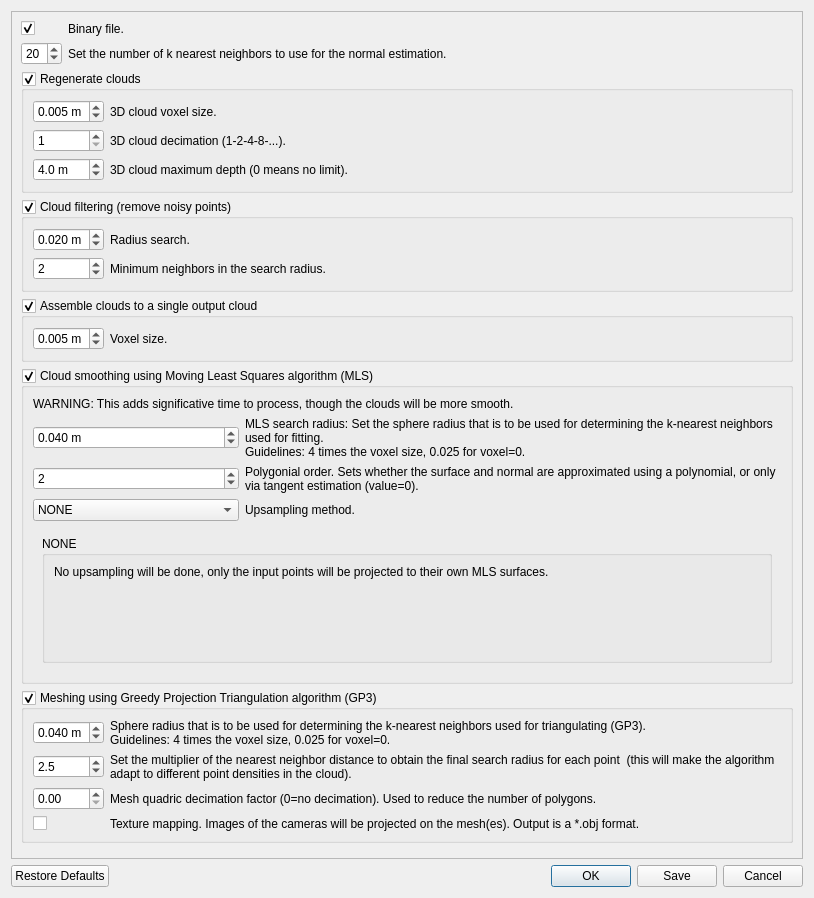
Old version of the form guilib/src/ui/exportCloudsDialog.ui in the repository ros2-gbp/rtabmap-release.
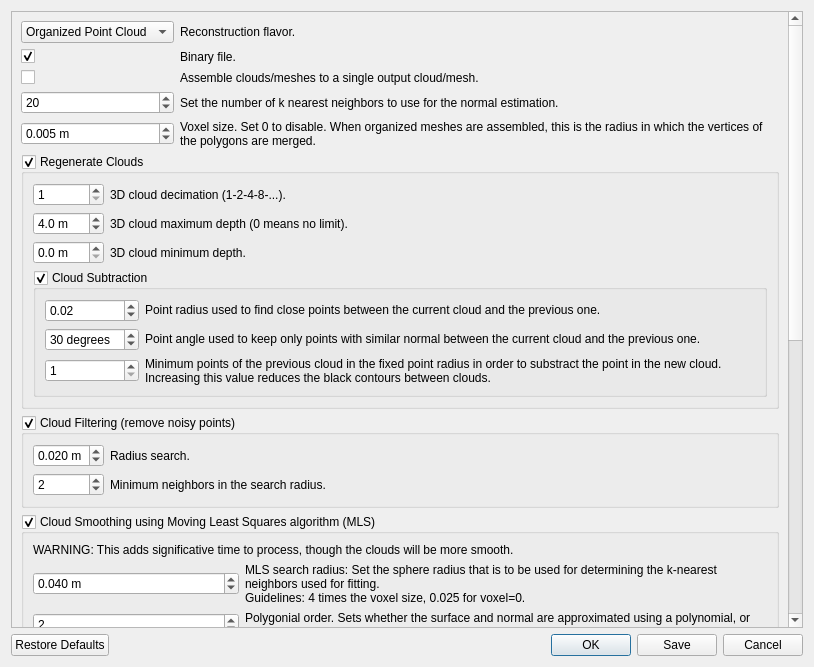
New version of the form.

The edit to the form file:
```diff
--- a/guilib/src/ui/exportCloudsDialog.ui
+++ b/guilib/src/ui/exportCloudsDialog.ui
@@ -7,11 +7,11 @@
     <x>0</x>
     <y>0</y>
     <width>814</width>
-    <height>898</height>
+    <height>667</height>
    </rect>
   </property>
   <property name="windowTitle">
-   <string>Export 3D clouds</string>
+   <string>Export 3D Clouds</string>
   </property>
   <layout class="QVBoxLayout" name="verticalLayout_2" stretch="1,0,0">
    <item>
@@ -23,15 +23,35 @@
       <property name="geometry">
        <rect>
         <x>0</x>
-        <y>-242</y>
-        <width>773</width>
-        <height>1064</height>
+        <y>0</y>
+        <width>778</width>
+        <height>1318</height>
        </rect>
       </property>
       <layout class="QVBoxLayout" name="verticalLayout_13">
        <item>
         <layout class="QGridLayout" name="gridLayout_8" columnstretch="0,1">
-         <item row="0" column="1">
+         <item row="2" column="1">
+          <widget class="QLabel" name="label_binaryFile_2">
+           <property name="text">
+            <string>Assemble clouds/meshes to a single output cloud/mesh.</string>
+           </property>
+           <property name="wordWrap">
+            <bool>true</bool>
+           </property>
+          </widget>
+         </item>
+         <item row="3" column="0">
+          <widget class="QSpinBox" name="spinBox_normalKSearch">
+           <property name="minimum">
+            <number>0</number>
+           </property>
+           <property name="value">
+            <number>20</number>
+           </property>
+          </widget>
+         </item>
+         <item row="1" column="1">
           <widget class="QLabel" name="label_binaryFile">
            <property name="text">
             <string>Binary file.</string>
@@ -41,7 +61,7 @@
            </property>
           </widget>
          </item>
-         <item row="0" column="0">
+         <item row="1" column="0">
           <widget class="QCheckBox" name="checkBox_binary">
            <property name="text">
             <string/>
@@ -51,8 +71,44 @@
            </property>
           </widget>
          </item>
-         <item row="1" column="1">
-          <widget class="QLabel" name="label_111">
+         <item row="2" column="0">
+          <widget class="QCheckBox" name="checkBox_assemble">
+           <property name="text">
+            <string/>
+           </property>
+          </widget>
+         </item>
+         <item row="4" column="1">
+          <widget class="QLabel" name="label_voxel">
+           <property name="text">
+            <string>Voxel size. Set 0 to disable. When organized meshes are assembled, this is the radius in which the vertices of the polygons are merged.</string>
+           </property>
+           <property name="wordWrap">
+            <bool>true</bool>
+           </property>
+          </widget>
+         </item>
+         <item row="4" column="0">
+          <widget class="QDoubleSpinBox" name="doubleSpinBox_voxelSize_assembled">
+           <property name="suffix">
+            <string> m</string>
+           </property>
+           <property name="decimals">
+            <number>3</number>
+           </property>
+           <property name="maximum">
+            <double>1.000000000000000</double>
+           </property>
+           <property name="singleStep">
+            <double>0.010000000000000</double>
+           </property>
+           <property name="value">
+            <double>0.005000000000000</double>
+           </property>
+          </widget>
+         </item>
+         <item row="3" column="1">
+          <widget class="QLabel" name="label_normal">
            <property name="text">
             <string>Set the number of k nearest neighbors to use for the normal estimation.</string>
            </property>
@@ -61,14 +117,25 @@
            </property>
           </widget>
          </item>
-         <item row="1" column="0">
-          <widget class="QSpinBox" name="spinBox_normalKSearch">
-           <property name="minimum">
-            <number>0</number>
+         <item row="0" column="1">
+          <widget class="QLabel" name="label_12">
+           <property name="text">
+            <string>Reconstruction flavor.</string>
            </property>
-           <property name="value">
-            <number>20</number>
-           </property>
+          </widget>
+         </item>
+         <item row="0" column="0">
+          <widget class="QComboBox" name="comboBox_pipeline">
+           <item>
+            <property name="text">
+             <string>Organized Point Cloud</string>
+            </property>
+           </item>
+           <item>
+            <property name="text">
+             <string>Dense Point Cloud</string>
+            </property>
+           </item>
           </widget>
          </item>
         </layout>
@@ -76,32 +143,15 @@
        <item>
         <widget class="QGroupBox" name="groupBox_regenerate">
          <property name="title">
-          <string>Regenerate clouds</string>
+          <string>Regenerate Clouds</string>
          </property>
          <property name="checkable">
           <bool>true</bool>
          </property>
+         <layout class="QVBoxLayout" name="verticalLayout_14">
+          <item>
          <layout class="QGridLayout" name="gridLayout" columnstretch="0,1">
-          <item row="1" column="0">
-           <widget class="QDoubleSpinBox" name="doubleSpinBox_voxelSize">
-            <property name="suffix">
-             <string> m</string>
-            </property>
-            <property name="decimals">
-             <number>3</number>
-            </property>
-            <property name="maximum">
-             <double>1.000000000000000</double>
-            </property>
-            <property name="singleStep">
-             <double>0.010000000000000</double>
-            </property>
-            <property name="value">
-             <double>0.005000000000000</double>
-            </property>
-           </widget>
-          </item>
-          <item row="2" column="0">
+            <item row="0" column="0">
            <widget class="QSpinBox" name="spinBox_decimation">
             <property name="minimum">
              <number>1</number>
@@ -114,7 +164,7 @@
             </property>
            </widget>
           </item>
-          <item row="2" column="1">
+            <item row="0" column="1">
            <widget class="QLabel" name="label_108">
             <property name="text">
              <string>3D cloud decimation (1-2-4-8-...).</string>
@@ -124,17 +174,7 @@
             </property>
            </widget>
           </item>
-          <item row="1" column="1">
-           <widget class="QLabel" name="label_107">
-            <property name="text">
-             <string>3D cloud voxel size.</string>
-            </property>
-            <property name="wordWrap">
-             <bool>true</bool>
-            </property>
-           </widget>
-          </item>
-          <item row="3" column="0">
+            <item row="1" column="0">
            <widget class="QDoubleSpinBox" name="doubleSpinBox_maxDepth">
             <property name="suffix">
              <string> m</string>
@@ -153,7 +193,7 @@
             </property>
            </widget>
           </item>
-          <item row="3" column="1">
+            <item row="1" column="1">
            <widget class="QLabel" name="label_132">
             <property name="text">
              <string>3D cloud maximum depth (0 means no limit).</string>
@@ -163,28 +203,142 @@
             </property>
            </widget>
           </item>
+            <item row="2" column="1">
+             <widget class="QLabel" name="label_133">
+              <property name="text">
+               <string>3D cloud minimum depth.</string>
+              </property>
+              <property name="wordWrap">
+               <bool>true</bool>
+              </property>
+             </widget>
+            </item>
+            <item row="2" column="0">
+             <widget class="QDoubleSpinBox" name="doubleSpinBox_minDepth">
+              <property name="suffix">
+               <string> m</string>
+              </property>
+              <property name="decimals">
+               <number>1</number>
+              </property>
+              <property name="maximum">
+               <double>100.000000000000000</double>
+              </property>
+              <property name="singleStep">
+               <double>0.100000000000000</double>
+              </property>
+              <property name="value">
+               <double>0.000000000000000</double>
+              </property>
+             </widget>
+            </item>
+           </layout>
+          </item>
+          <item>
+           <widget class="QGroupBox" name="groupBox_subtraction">
+            <property name="title">
+             <string>Cloud Subtraction</string>
+            </property>
+            <property name="checkable">
+             <bool>true</bool>
+            </property>
+            <layout class="QGridLayout" name="gridLayout_11" columnstretch="0,1">
+             <item row="2" column="1">
+              <widget class="QLabel" name="label_174">
+               <property name="text">
+                <string>Minimum points of the previous cloud in the fixed point radius in order to substract the point in the new cloud. Increasing this value reduces the black contours between clouds.</string>
+               </property>
+               <property name="wordWrap">
+                <bool>true</bool>
+               </property>
+               <property name="textInteractionFlags">
+                <set>Qt::LinksAccessibleByMouse|Qt::TextSelectableByMouse</set>
+               </property>
+              </widget>
+             </item>
+             <item row="1" column="1">
+              <widget class="QLabel" name="label_193">
+               <property name="text">
+                <string>Point angle used to keep only points with similar normal between the current cloud and the previous one.</string>
+               </property>
+               <property name="wordWrap">
+                <bool>true</bool>
+               </property>
+               <property name="textInteractionFlags">
+                <set>Qt::LinksAccessibleByMouse|Qt::TextSelectableByMouse</set>
+               </property>
+              </widget>
+             </item>
+             <item row="0" column="0">
+              <widget class="QDoubleSpinBox" name="doubleSpinBox_subtractPointFilteringRadius">
+               <property name="suffix">
+                <string/>
+               </property>
+               <property name="minimum">
+                <double>0.010000000000000</double>
+               </property>
+               <property name="maximum">
+                <double>1.000000000000000</double>
+               </property>
+               <property name="singleStep">
+                <double>0.010000000000000</double>
+               </property>
+               <property name="value">
+                <double>0.020000000000000</double>
+               </property>
+              </widget>
+             </item>
+             <item row="0" column="1">
+              <widget class="QLabel" name="label_192">
+               <property name="text">
+                <string>Point radius used to find close points between the current cloud and the previous one.</string>
+               </property>
+               <property name="wordWrap">
+                <bool>true</bool>
+               </property>
+               <property name="textInteractionFlags">
+                <set>Qt::LinksAccessibleByMouse|Qt::TextSelectableByMouse</set>
+               </property>
+              </widget>
+             </item>
+             <item row="2" column="0">
+              <widget class="QSpinBox" name="spinBox_subtractFilteringMinPts">
+               <property name="minimum">
+                <number>1</number>
+               </property>
+              </widget>
+             </item>
+             <item row="1" column="0">
+              <widget class="QDoubleSpinBox" name="doubleSpinBox_subtractPointFilteringAngle">
+               <property name="suffix">
+                <string> degrees</string>
+               </property>
+               <property name="decimals">
+                <number>0</number>
+               </property>
+               <property name="maximum">
+                <double>180.000000000000000</double>
+               </property>
+               <property name="value">
+                <double>30.000000000000000</double>
+               </property>
+              </widget>
+             </item>
+            </layout>
+           </widget>
+          </item>
          </layout>
         </widget>
        </item>
        <item>
         <widget class="QGroupBox" name="groupBox_filtering">
          <property name="title">
-          <string>Cloud filtering (remove noisy points)</string>
+          <string>Cloud Filtering (remove noisy points)</string>
          </property>
          <property name="checkable">
           <bool>true</bool>
          </property>
          <layout class="QGridLayout" name="gridLayout_9" columnstretch="0,1">
-          <item row="0" column="1">
-           <widget class="QLabel" name="label_110">
-            <property name="text">
-             <string>Radius search.</string>
-            </property>
-            <property name="wordWrap">
-             <bool>true</bool>
-            </property>
-           </widget>
-          </item>
           <item row="0" column="0">
            <widget class="QDoubleSpinBox" name="doubleSpinBox_filteringRadius">
             <property name="suffix">
@@ -207,6 +361,16 @@
             </property>
            </widget>
           </item>
+          <item row="0" column="1">
+           <widget class="QLabel" name="label_110">
+            <property name="text">
+             <string>Radius search.</string>
+            </property>
+            <property name="wordWrap">
+             <bool>true</bool>
+            </property>
+           </widget>
+          </item>
           <item row="1" column="0">
            <widget class="QSpinBox" name="spinBox_filteringMinNeighbors">
             <property name="minimum">
@@ -233,51 +397,10 @@
          </layout>
         </widget>
        </item>
-       <item>
-        <widget class="QGroupBox" name="groupBox_assemble">
-         <property name="title">
-          <string>Assemble clouds to a single output cloud</string>
-         </property>
-         <property name="checkable">
-          <bool>true</bool>
-         </property>
-         <layout class="QGridLayout" name="gridLayout_2" columnstretch="0,1">
-          <item row="0" column="0">
-           <widget class="QDoubleSpinBox" name="doubleSpinBox_voxelSize_assembled">
-            <property name="suffix">
-             <string> m</string>
-            </property>
-            <property name="decimals">
-             <number>3</number>
-            </property>
-            <property name="maximum">
-             <double>1.000000000000000</double>
-            </property>
-            <property name="singleStep">
-             <double>0.010000000000000</double>
-            </property>
-            <property name="value">
-             <double>0.005000000000000</double>
-            </property>
-           </widget>
-          </item>
-          <item row="0" column="1">
-           <widget class="QLabel" name="label_109">
-            <property name="text">
-             <string>Voxel size.</string>
-            </property>
-            <property name="wordWrap">
-             <bool>true</bool>
-            </property>
-           </widget>
-          </item>
-         </layout>
-        </widget>
-       </item>
        <item>
         <widget class="QGroupBox" name="groupBox_mls">
          <property name="title">
-          <string>Cloud smoothing using Moving Least Squares algorithm (MLS)</string>
+          <string>Cloud Smoothing using Moving Least Squares algorithm (MLS)</string>
          </property>
          <property name="checkable">
           <bool>true</bool>
@@ -660,15 +783,74 @@
         </widget>
        </item>
        <item>
+        <widget class="QGroupBox" name="groupBox_meshing">
+         <property name="title">
+          <string>Meshing</string>
+         </property>
+         <property name="checkable">
+          <bool>true</bool>
+         </property>
+         <layout class="QVBoxLayout" name="verticalLayout_15">
+          <item>
+           <layout class="QGridLayout" name="gridLayout_10" columnstretch="0,1">
+            <item row="0" column="0">
+             <widget class="QDoubleSpinBox" name="doubleSpinBox_meshDecimationFactor">
+              <property name="decimals">
+               <number>2</number>
+              </property>
+              <property name="minimum">
+               <double>0.000000000000000</double>
+              </property>
+              <property name="maximum">
+               <double>0.990000000000000</double>
+              </property>
+              <property name="singleStep">
+               <double>0.100000000000000</double>
+              </property>
+              <property name="value">
+               <double>0.000000000000000</double>
+              </property>
+             </widget>
+            </item>
+            <item row="0" column="1">
+             <widget class="QLabel" name="label_170">
+              <property name="text">
+               <string>Mesh quadric decimation factor (0=no decimation). Used to reduce the number of polygons.</string>
+              </property>
+              <property name="wordWrap">
+               <bool>true</bool>
+              </property>
+             </widget>
+            </item>
+            <item row="1" column="0">
+             <widget class="QCheckBox" name="checkBox_textureMapping">
+              <property name="text">
+               <string/>
+              </property>
+             </widget>
+            </item>
+            <item row="1" column="1">
+             <widget class="QLabel" name="label_textureMapping">
+              <property name="text">
+               <string>Texture mapping. Images of the cameras will be projected on the mesh(es). Output is a *.obj format.</string>
+              </property>
+              <property name="wordWrap">
+               <bool>true</bool>
+              </property>
+             </widget>
+            </item>
+           </layout>
+          </item>
+          <item>
         <widget class="QGroupBox" name="groupBox_gp3">
          <property name="title">
-          <string>Meshing using Greedy Projection Triangulation algorithm (GP3)</string>
+             <string>Greedy Projection Triangulation (GP3) Meshing</string>
          </property>
          <property name="checkable">
-          <bool>true</bool>
+             <bool>false</bool>
          </property>
          <property name="checked">
-          <bool>true</bool>
+             <bool>false</bool>
          </property>
          <layout class="QGridLayout" name="gridLayout_4" columnstretch="0,1">
           <item row="2" column="1">
@@ -730,54 +912,113 @@
             </property>
            </widget>
           </item>
-          <item row="4" column="0">
-           <widget class="QCheckBox" name="checkBox_textureMapping">
+            </layout>
+           </widget>
+          </item>
+          <item>
+           <widget class="QGroupBox" name="groupBox_organized">
+            <property name="title">
+             <string>Organized Meshing</string>
+            </property>
+            <layout class="QVBoxLayout" name="verticalLayout_17">
+             <item>
+              <layout class="QGridLayout" name="gridLayout_2" columnstretch="0,1">
+               <item row="0" column="1">
+                <widget class="QLabel" name="label_14">
+                 <property name="text">
+                  <string>Angle tolerance</string>
+                 </property>
+                </widget>
+               </item>
+               <item row="1" column="0">
+                <widget class="QCheckBox" name="checkBox_mesh_quad">
             <property name="text">
              <string/>
             </property>
-           </widget>
-          </item>
-          <item row="4" column="1">
-           <widget class="QLabel" name="label_textureMapping">
-            <property name="text">
-             <string>Texture mapping. Images of the cameras will be projected on the mesh(es). Output is a *.obj format.</string>
-            </property>
-            <property name="wordWrap">
+                 <property name="checked">
              <bool>true</bool>
             </property>
            </widget>
           </item>
-          <item row="3" column="1">
-           <widget class="QLabel" name="label_170">
+               <item row="1" column="1">
+                <widget class="QLabel" name="label_quad">
             <property name="text">
-             <string>Mesh quadric decimation factor (0=no decimation). Used to reduce the number of polygons.</string>
-            </property>
-            <property name="wordWrap">
-             <bool>true</bool>
-            </property>
-           </widget>
-          </item>
-          <item row="3" column="0">
-           <widget class="QDoubleSpinBox" name="doubleSpinBox_meshDecimationFactor">
-            <property name="decimals">
+                  <string>Quad</string>
+                 </property>
+                </widget>
+               </item>
+               <item row="2" column="0">
+                <widget class="QSpinBox" name="spinBox_mesh_triangleSize">
+                 <property name="suffix">
+                  <string> pix</string>
+                 </property>
+                 <property name="minimum">
              <number>2</number>
             </property>
+                 <property name="maximum">
+                  <number>99</number>
+                 </property>
+                </widget>
+               </item>
+               <item row="2" column="1">
+                <widget class="QLabel" name="label_15">
+                 <property name="text">
+                  <string>Triangle size</string>
+                 </property>
+                </widget>
+               </item>
+               <item row="0" column="0">
+                <widget class="QDoubleSpinBox" name="doubleSpinBox_mesh_angleTolerance">
+                 <property name="suffix">
+                  <string> deg</string>
+                 </property>
+                 <property name="decimals">
+                  <number>0</number>
+                 </property>
             <property name="minimum">
-             <double>0.000000000000000</double>
+                  <double>1.000000000000000</double>
             </property>
             <property name="maximum">
-             <double>0.990000000000000</double>
-            </property>
-            <property name="singleStep">
-             <double>0.100000000000000</double>
+                  <double>99.000000000000000</double>
             </property>
             <property name="value">
-             <double>0.000000000000000</double>
+                  <double>15.000000000000000</double>
             </property>
            </widget>
           </item>
          </layout>
-        </widget>
+             </item>
+             <item>
+              <spacer name="verticalSpacer_8">
+               <property name="orientation">
+                <enum>Qt::Vertical</enum>
+               </property>
+               <property name="sizeHint" stdset="0">
+                <size>
+                 <width>0</width>
+                 <height>0</height>
+                </size>
+               </property>
+              </spacer>
+             </item>
+            </layout>
+           </widget>
+          </item>
+         </layout>
+        </widget>
+       </item>
+       <item>
+        <spacer name="verticalSpacer_9">
+         <property name="orientation">
+          <enum>Qt::Vertical</enum>
+         </property>
+         <property name="sizeHint" stdset="0">
+          <size>
+           <width>0</width>
+           <height>0</height>
+          </size>
+         </property>
+        </spacer>
        </item>
        <item>
         <spacer name="verticalSpacer_7">
```
Lines whose indentation alone changed are shown as unchanged.
